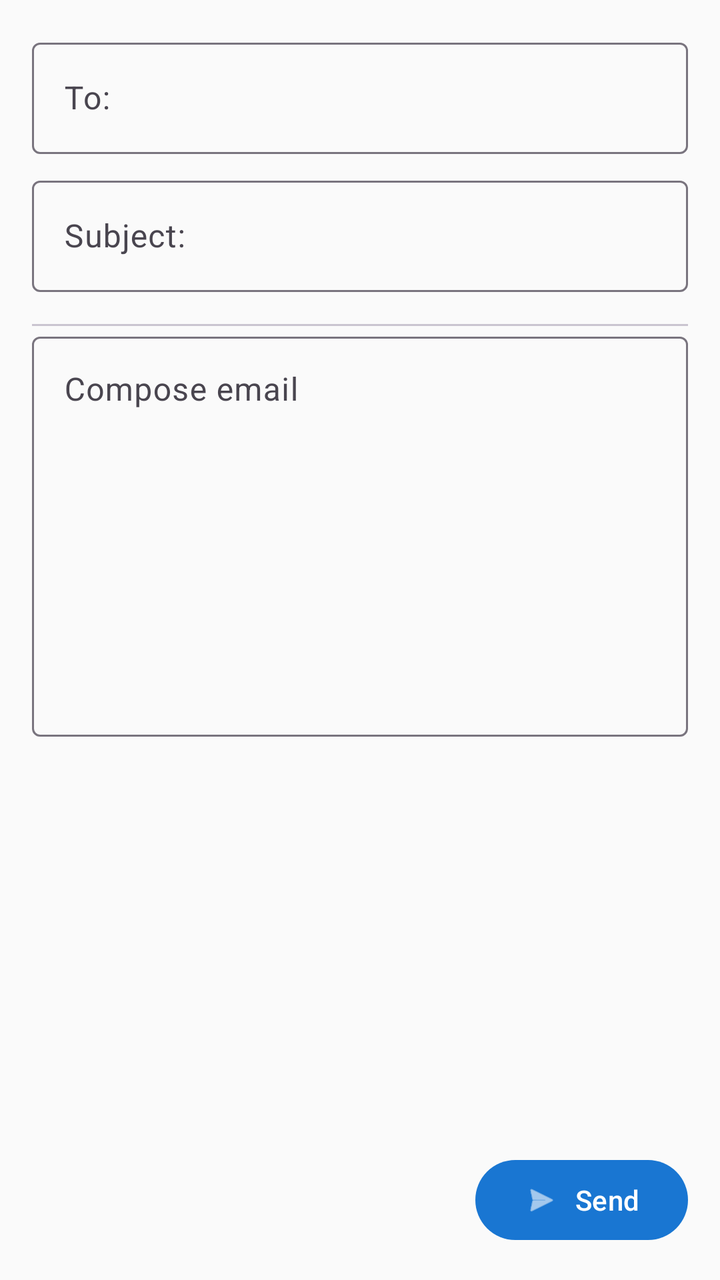
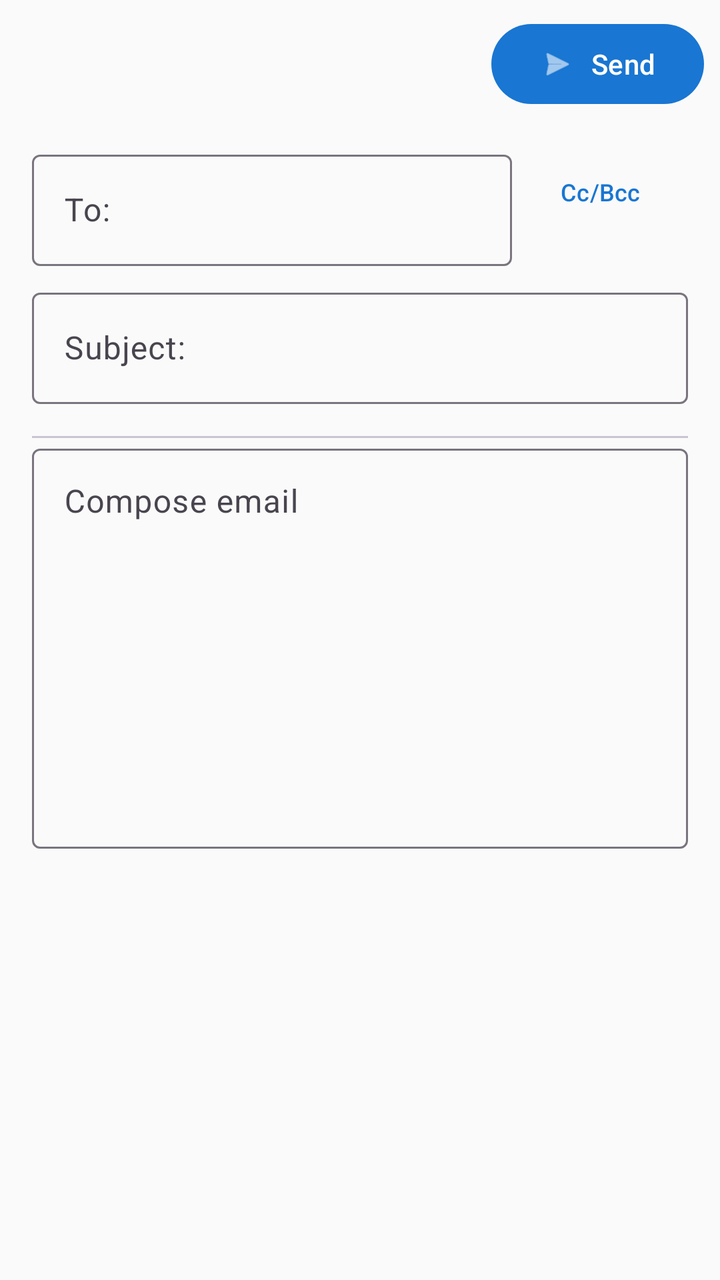

Compare the two renders of this Android layout. The source of the first and the diff that turns it into the second are given below.
<!-- AndroidManifest.xml: application theme Theme.EmailClient -->
<!-- res/layout/fragment_compose.xml -->
<?xml version="1.0" encoding="utf-8"?>
<androidx.coordinatorlayout.widget.CoordinatorLayout xmlns:android="http://schemas.android.com/apk/res/android"
    xmlns:app="http://schemas.android.com/apk/res-auto"
    xmlns:tools="http://schemas.android.com/tools"
    android:layout_width="match_parent"
    android:layout_height="match_parent">

    <androidx.core.widget.NestedScrollView
        android:layout_width="match_parent"
        android:layout_height="match_parent">

        <androidx.constraintlayout.widget.ConstraintLayout
            android:layout_width="match_parent"
            android:layout_height="wrap_content"
            android:padding="16dp">

            <com.google.android.material.textfield.TextInputLayout
                android:id="@+id/layoutTo"
                android:layout_width="0dp"
                android:layout_height="wrap_content"
                android:hint="@string/email_to"
                app:layout_constraintEnd_toEndOf="parent"
                app:layout_constraintStart_toStartOf="parent"
                app:layout_constraintTop_toTopOf="parent">

                <com.google.android.material.textfield.TextInputEditText
                    android:id="@+id/editTo"
                    android:layout_width="match_parent"
                    android:layout_height="wrap_content"
                    android:inputType="textEmailAddress"
                    android:maxLines="3" />

            </com.google.android.material.textfield.TextInputLayout>

            <com.google.android.material.textfield.TextInputLayout
                android:id="@+id/layoutCc"
                android:layout_width="0dp"
                android:layout_height="wrap_content"
                android:layout_marginTop="8dp"
                android:hint="@string/email_cc"
                android:visibility="gone"
                app:layout_constraintEnd_toEndOf="parent"
                app:layout_constraintStart_toStartOf="parent"
                app:layout_constraintTop_toBottomOf="@id/layoutTo"
                tools:visibility="visible">

                <com.google.android.material.textfield.TextInputEditText
                    android:id="@+id/editCc"
                    android:layout_width="match_parent"
                    android:layout_height="wrap_content"
                    android:inputType="textEmailAddress"
                    android:maxLines="3" />

            </com.google.android.material.textfield.TextInputLayout>

            <com.google.android.material.textfield.TextInputLayout
                android:id="@+id/layoutSubject"
                android:layout_width="0dp"
                android:layout_height="wrap_content"
                android:layout_marginTop="8dp"
                android:hint="@string/email_subject"
                app:layout_constraintEnd_toEndOf="parent"
                app:layout_constraintStart_toStartOf="parent"
                app:layout_constraintTop_toBottomOf="@id/layoutCc">

                <com.google.android.material.textfield.TextInputEditText
                    android:id="@+id/editSubject"
                    android:layout_width="match_parent"
                    android:layout_height="wrap_content"
                    android:inputType="textCapSentences"
                    android:maxLines="2" />

            </com.google.android.material.textfield.TextInputLayout>

            <com.google.android.material.divider.MaterialDivider
                android:id="@+id/divider"
                android:layout_width="match_parent"
                android:layout_height="wrap_content"
                android:layout_marginVertical="16dp"
                app:layout_constraintTop_toBottomOf="@id/layoutSubject" />

            <com.google.android.material.textfield.TextInputLayout
                android:id="@+id/layoutBody"
                android:layout_width="0dp"
                android:layout_height="wrap_content"
                android:hint="Compose email"
                app:layout_constraintEnd_toEndOf="parent"
                app:layout_constraintStart_toStartOf="parent"
                app:layout_constraintTop_toBottomOf="@id/divider">

                <com.google.android.material.textfield.TextInputEditText
                    android:id="@+id/editBody"
                    android:layout_width="match_parent"
                    android:layout_height="wrap_content"
                    android:gravity="top|start"
                    android:inputType="textMultiLine|textCapSentences"
                    android:minHeight="200dp" />

            </com.google.android.material.textfield.TextInputLayout>

        </androidx.constraintlayout.widget.ConstraintLayout>

    </androidx.core.widget.NestedScrollView>

    <com.google.android.material.button.MaterialButton
        android:id="@+id/btnSend"
        android:layout_width="wrap_content"
        android:layout_height="wrap_content"
        android:layout_gravity="bottom|end"
        android:layout_margin="16dp"
        android:text="@string/action_send"
        app:icon="@android:drawable/ic_menu_send" />

</androidx.coordinatorlayout.widget.CoordinatorLayout>
<!-- resources referenced by this layout -->
<resources>
  <string name="action_send">Send</string>
  <string name="email_cc">Cc:</string>
  <string name="email_subject">Subject:</string>
  <string name="email_to">To:</string>
  <style name="Theme.EmailClient" parent="Theme.Material3.Light.NoActionBar">
          
          <item name="colorPrimary">@color/md_theme_light_primary</item>
          <item name="colorOnPrimary">@color/md_theme_light_onPrimary</item>
          <item name="colorPrimaryContainer">@color/md_theme_light_primaryContainer</item>
          <item name="colorOnPrimaryContainer">@color/md_theme_light_onPrimaryContainer</item>
  
          
          <item name="colorSecondary">@color/md_theme_light_secondary</item>
          <item name="colorOnSecondary">@color/md_theme_light_onSecondary</item>
          <item name="colorSecondaryContainer">@color/md_theme_light_secondaryContainer</item>
          <item name="colorOnSecondaryContainer">@color/md_theme_light_onSecondaryContainer</item>
  
          
          <item name="android:colorBackground">@color/md_theme_light_background</item>
          <item name="colorOnBackground">@color/md_theme_light_onBackground</item>
          <item name="colorSurface">@color/md_theme_light_surface</item>
          <item name="colorOnSurface">@color/md_theme_light_onSurface</item>
  
          
          <item name="colorError">@color/md_theme_light_error</item>
          <item name="colorOnError">@color/md_theme_light_onError</item>
  
          
          <item name="android:statusBarColor">@color/md_theme_light_primary</item>
          <item name="android:navigationBarColor">@color/md_theme_light_surface</item>
          <item name="android:windowLightStatusBar">false</item>
      </style>
  <color name="md_theme_light_primary">#1976D2</color>
  <color name="md_theme_light_onPrimary">#FFFFFF</color>
  <color name="md_theme_light_primaryContainer">#BBDEFB</color>
  <color name="md_theme_light_onPrimaryContainer">#001D35</color>
  <color name="md_theme_light_secondary">#0288D1</color>
  <color name="md_theme_light_onSecondary">#FFFFFF</color>
  <color name="md_theme_light_secondaryContainer">#B3E5FC</color>
  <color name="md_theme_light_onSecondaryContainer">#001E2E</color>
  <color name="md_theme_light_background">#FAFAFA</color>
  <color name="md_theme_light_onBackground">#1A1C1E</color>
  <color name="md_theme_light_surface">#FFFFFF</color>
  <color name="md_theme_light_onSurface">#1A1C1E</color>
  <color name="md_theme_light_error">#B00020</color>
  <color name="md_theme_light_onError">#FFFFFF</color>
</resources>

<!-- the commit's change to res/layout/fragment_compose.xml (unified diff, before → after) -->
@@ -1,13 +1,25 @@
 <?xml version="1.0" encoding="utf-8"?>
-<androidx.coordinatorlayout.widget.CoordinatorLayout xmlns:android="http://schemas.android.com/apk/res/android"
+<androidx.constraintlayout.widget.ConstraintLayout xmlns:android="http://schemas.android.com/apk/res/android"
     xmlns:app="http://schemas.android.com/apk/res-auto"
     xmlns:tools="http://schemas.android.com/tools"
     android:layout_width="match_parent"
     android:layout_height="match_parent">
 
+    <com.google.android.material.button.MaterialButton
+        android:id="@+id/btnSend"
+        android:layout_width="wrap_content"
+        android:layout_height="wrap_content"
+        android:layout_margin="8dp"
+        android:text="@string/action_send"
+        app:icon="@android:drawable/ic_menu_send"
+        app:layout_constraintEnd_toEndOf="parent"
+        app:layout_constraintTop_toTopOf="parent" />
+
     <androidx.core.widget.NestedScrollView
         android:layout_width="match_parent"
-        android:layout_height="match_parent">
+        android:layout_height="0dp"
+        app:layout_constraintTop_toBottomOf="@id/btnSend"
+        app:layout_constraintBottom_toBottomOf="parent">
 
         <androidx.constraintlayout.widget.ConstraintLayout
             android:layout_width="match_parent"
@@ -19,7 +31,7 @@
                 android:layout_width="0dp"
                 android:layout_height="wrap_content"
                 android:hint="@string/email_to"
-                app:layout_constraintEnd_toEndOf="parent"
+                app:layout_constraintEnd_toStartOf="@id/btnShowCcBcc"
                 app:layout_constraintStart_toStartOf="parent"
                 app:layout_constraintTop_toTopOf="parent">
 
@@ -31,6 +43,16 @@
                     android:maxLines="3" />
 
             </com.google.android.material.textfield.TextInputLayout>
+
+            <com.google.android.material.button.MaterialButton
+                android:id="@+id/btnShowCcBcc"
+                style="@style/Widget.Material3.Button.TextButton"
+                android:layout_width="wrap_content"
+                android:layout_height="wrap_content"
+                android:text="Cc/Bcc"
+                android:textSize="12sp"
+                app:layout_constraintEnd_toEndOf="parent"
+                app:layout_constraintTop_toTopOf="@id/layoutTo" />
 
             <com.google.android.material.textfield.TextInputLayout
                 android:id="@+id/layoutCc"
@@ -54,6 +76,27 @@
             </com.google.android.material.textfield.TextInputLayout>
 
             <com.google.android.material.textfield.TextInputLayout
+                android:id="@+id/layoutBcc"
+                android:layout_width="0dp"
+                android:layout_height="wrap_content"
+                android:layout_marginTop="8dp"
+                android:hint="@string/email_bcc"
+                android:visibility="gone"
+                app:layout_constraintEnd_toEndOf="parent"
+                app:layout_constraintStart_toStartOf="parent"
+                app:layout_constraintTop_toBottomOf="@id/layoutCc"
+                tools:visibility="visible">
+
+                <com.google.android.material.textfield.TextInputEditText
+                    android:id="@+id/editBcc"
+                    android:layout_width="match_parent"
+                    android:layout_height="wrap_content"
+                    android:inputType="textEmailAddress"
+                    android:maxLines="3" />
+
+            </com.google.android.material.textfield.TextInputLayout>
+
+            <com.google.android.material.textfield.TextInputLayout
                 android:id="@+id/layoutSubject"
                 android:layout_width="0dp"
                 android:layout_height="wrap_content"
@@ -61,7 +104,7 @@
                 android:hint="@string/email_subject"
                 app:layout_constraintEnd_toEndOf="parent"
                 app:layout_constraintStart_toStartOf="parent"
-                app:layout_constraintTop_toBottomOf="@id/layoutCc">
+                app:layout_constraintTop_toBottomOf="@id/layoutBcc">
 
                 <com.google.android.material.textfield.TextInputEditText
                     android:id="@+id/editSubject"
@@ -102,13 +145,4 @@
 
     </androidx.core.widget.NestedScrollView>
 
-    <com.google.android.material.button.MaterialButton
-        android:id="@+id/btnSend"
-        android:layout_width="wrap_content"
-        android:layout_height="wrap_content"
-        android:layout_gravity="bottom|end"
-        android:layout_margin="16dp"
-        android:text="@string/action_send"
-        app:icon="@android:drawable/ic_menu_send" />
-
-</androidx.coordinatorlayout.widget.CoordinatorLayout>
+</androidx.constraintlayout.widget.ConstraintLayout>
<!-- resource entries referenced after the edit -->
@@ -1,6 +1,7 @@
 <!-- resources referenced by this layout -->
 <resources>
   <string name="action_send">Send</string>
+  <string name="email_bcc">Bcc:</string>
   <string name="email_cc">Cc:</string>
   <string name="email_subject">Subject:</string>
   <string name="email_to">To:</string>
